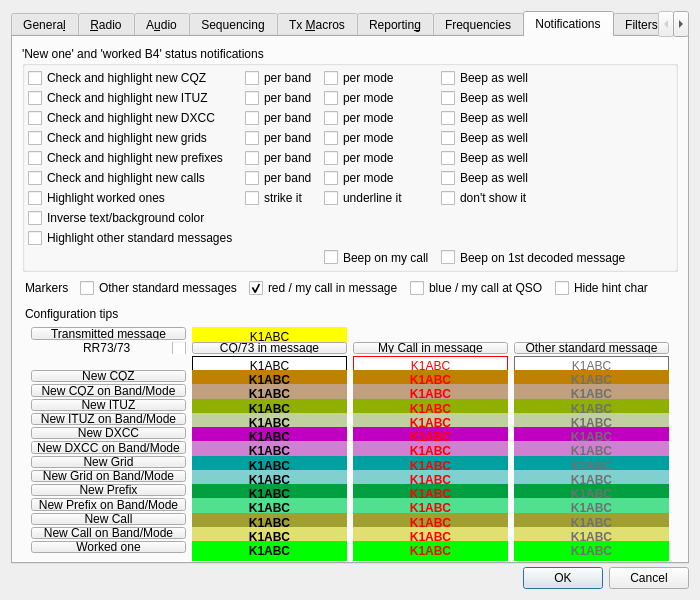
Old version of the form Configuration.ui in the repository ce3tsk/jtdx_contest.
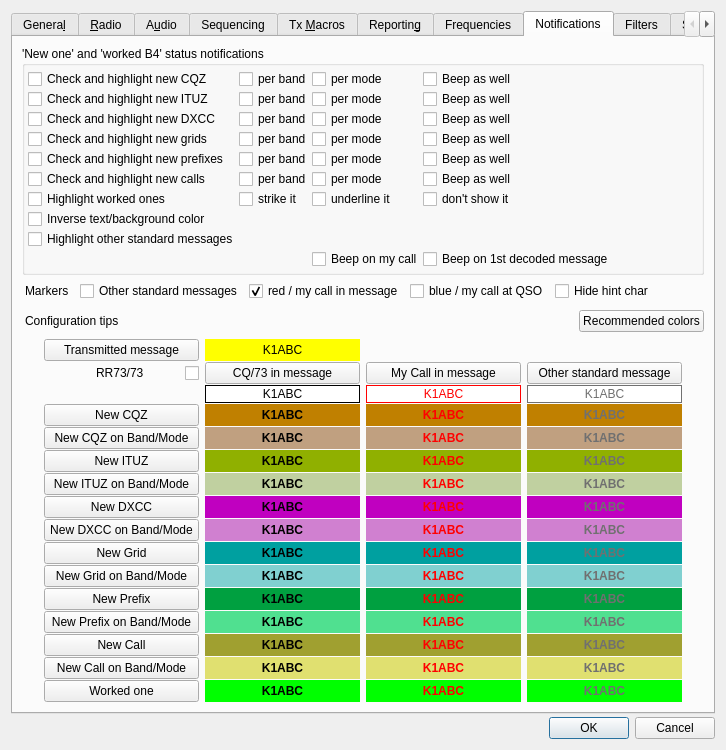
New version of the form. The open tabs and pages were chosen to show the change.

The edit to the form file:
```diff
--- a/Configuration.ui
+++ b/Configuration.ui
@@ -7,7 +7,7 @@
     <x>0</x>
     <y>0</y>
     <width>700</width>
-    <height>600</height>
+    <height>640</height>
    </rect>
   </property>
   <property name="sizePolicy">
@@ -18,8 +18,8 @@
   </property>
   <property name="minimumSize">
    <size>
-    <width>686</width>
-    <height>586</height>
+    <width>0</width>
+    <height>0</height>
    </size>
   </property>
   <property name="windowTitle">
@@ -3311,12 +3311,12 @@
              <number>3</number>
             </property>
             <property name="verticalSpacing">
-             <number>6</number>
+             <number>3</number>
             </property>
             <item row="0" column="0">
              <layout class="QGridLayout" name="gridLayout_19">
               <property name="verticalSpacing">
-               <number>2</number>
+               <number>0</number>
               </property>
               <item row="0" column="0">
                <widget class="QCheckBox" name="newCQZ_check_box">
@@ -3802,6 +3802,29 @@
              </property>
             </widget>
            </item>
+           <item>
+            <spacer name="horizontalSpacer_defcol">
+             <property name="orientation">
+              <enum>Qt::Horizontal</enum>
+             </property>
+             <property name="sizeHint" stdset="0">
+              <size>
+               <width>20</width>
+               <height>5</height>
+              </size>
+             </property>
+            </spacer>
+           </item>
+           <item>
+            <widget class="QPushButton" name="pbDefaultColors">
+             <property name="toolTip">
+              <string>&lt;html&gt;&lt;head/&gt;&lt;body&gt;&lt;p&gt;Restore the recommended notification colors for &lt;b&gt;both&lt;/b&gt; the light and the dark style.&lt;/p&gt;&lt;p&gt;Every text color has been checked against every background it can appear on, so nothing ends up unreadable - a message calling you on a new DXCC row, for instance.&lt;/p&gt;&lt;p&gt;Takes effect when the settings are accepted.&lt;/p&gt;&lt;/body&gt;&lt;/html&gt;</string>
+             </property>
+             <property name="text">
+              <string>Recommended colors</string>
+             </property>
+            </widget>
+           </item>
           </layout>
          </item>
          <item>
@@ -3835,7 +3858,7 @@
            <item>
             <layout class="QGridLayout" name="gridLayout_13">
              <property name="verticalSpacing">
-              <number>2</number>
+              <number>1</number>
              </property>
              <item row="0" column="0">
               <widget class="QPushButton" name="pbTxMsg">
@@ -3855,7 +3878,7 @@
                <property name="minimumSize">
                 <size>
                  <width>80</width>
-                 <height>20</height>
+                 <height>18</height>
                 </size>
                </property>
                <property name="styleSheet">
@@ -3935,7 +3958,7 @@
                <property name="minimumSize">
                 <size>
                  <width>80</width>
-                 <height>20</height>
+                 <height>18</height>
                 </size>
                </property>
                <property name="styleSheet">
@@ -3957,7 +3980,7 @@
                <property name="minimumSize">
                 <size>
                  <width>80</width>
-                 <height>20</height>
+                 <height>18</height>
                 </size>
                </property>
                <property name="styleSheet">
@@ -3979,7 +4002,7 @@
                <property name="minimumSize">
                 <size>
                  <width>80</width>
-                 <height>20</height>
+                 <height>18</height>
                 </size>
                </property>
                <property name="styleSheet">
@@ -4014,7 +4037,7 @@
                <property name="minimumSize">
                 <size>
                  <width>80</width>
-                 <height>20</height>
+                 <height>18</height>
                 </size>
                </property>
                <property name="styleSheet">
@@ -4033,7 +4056,7 @@
                <property name="minimumSize">
                 <size>
                  <width>80</width>
-                 <height>20</height>
+                 <height>18</height>
                 </size>
                </property>
                <property name="styleSheet">
@@ -4052,7 +4075,7 @@
                <property name="minimumSize">
                 <size>
                  <width>80</width>
-                 <height>20</height>
+                 <height>18</height>
                 </size>
                </property>
                <property name="styleSheet">
@@ -4084,7 +4107,7 @@
                <property name="minimumSize">
                 <size>
                  <width>80</width>
-                 <height>20</height>
+                 <height>18</height>
                 </size>
                </property>
                <property name="styleSheet">
@@ -4103,7 +4126,7 @@
                <property name="minimumSize">
                 <size>
                  <width>80</width>
-                 <height>20</height>
+                 <height>18</height>
                 </size>
                </property>
                <property name="styleSheet">
@@ -4122,7 +4145,7 @@
                <property name="minimumSize">
                 <size>
                  <width>80</width>
-                 <height>20</height>
+                 <height>18</height>
                 </size>
                </property>
                <property name="styleSheet">
@@ -4154,7 +4177,7 @@
                <property name="minimumSize">
                 <size>
                  <width>80</width>
-                 <height>20</height>
+                 <height>18</height>
                 </size>
                </property>
                <property name="styleSheet">
@@ -4173,7 +4196,7 @@
                <property name="minimumSize">
                 <size>
                  <width>80</width>
-                 <height>20</height>
+                 <height>18</height>
                 </size>
                </property>
                <property name="styleSheet">
@@ -4192,7 +4215,7 @@
                <property name="minimumSize">
                 <size>
                  <width>80</width>
-                 <height>20</height>
+                 <height>18</height>
                 </size>
                </property>
                <property name="styleSheet">
@@ -4224,7 +4247,7 @@
                <property name="minimumSize">
                 <size>
                  <width>80</width>
-                 <height>20</height>
+                 <height>18</height>
                 </size>
                </property>
                <property name="styleSheet">
@@ -4243,7 +4266,7 @@
                <property name="minimumSize">
                 <size>
                  <width>80</width>
-                 <height>20</height>
+                 <height>18</height>
                 </size>
                </property>
                <property name="styleSheet">
@@ -4262,7 +4285,7 @@
                <property name="minimumSize">
                 <size>
                  <width>80</width>
-                 <height>20</height>
+                 <height>18</height>
                 </size>
                </property>
                <property name="styleSheet">
@@ -4294,7 +4317,7 @@
                <property name="minimumSize">
                 <size>
                  <width>80</width>
-                 <height>20</height>
+                 <height>18</height>
                 </size>
                </property>
                <property name="styleSheet">
@@ -4313,7 +4336,7 @@
                <property name="minimumSize">
                 <size>
                  <width>80</width>
-                 <height>20</height>
+                 <height>18</height>
                 </size>
                </property>
                <property name="styleSheet">
@@ -4332,7 +4355,7 @@
                <property name="minimumSize">
                 <size>
                  <width>80</width>
-                 <height>20</height>
+                 <height>18</height>
                 </size>
                </property>
                <property name="styleSheet">
@@ -4364,7 +4387,7 @@
                <property name="minimumSize">
                 <size>
                  <width>80</width>
-                 <height>20</height>
+                 <height>18</height>
                 </size>
                </property>
                <property name="styleSheet">
@@ -4383,7 +4406,7 @@
                <property name="minimumSize">
                 <size>
                  <width>80</width>
-                 <height>20</height>
+                 <height>18</height>
                 </size>
                </property>
                <property name="styleSheet">
@@ -4402,7 +4425,7 @@
                <property name="minimumSize">
                 <size>
                  <width>80</width>
-                 <height>20</height>
+                 <height>18</height>
                 </size>
                </property>
                <property name="styleSheet">
@@ -4434,7 +4457,7 @@
                <property name="minimumSize">
                 <size>
                  <width>80</width>
-                 <height>20</height>
+                 <height>18</height>
                 </size>
                </property>
                <property name="styleSheet">
@@ -4453,7 +4476,7 @@
                <property name="minimumSize">
                 <size>
                  <width>80</width>
-                 <height>20</height>
+                 <height>18</height>
                 </size>
                </property>
                <property name="styleSheet">
@@ -4472,7 +4495,7 @@
                <property name="minimumSize">
                 <size>
                  <width>80</width>
-                 <height>20</height>
+                 <height>18</height>
                 </size>
                </property>
                <property name="styleSheet">
@@ -4504,7 +4527,7 @@
                <property name="minimumSize">
                 <size>
                  <width>80</width>
-                 <height>20</height>
+                 <height>18</height>
                 </size>
                </property>
                <property name="styleSheet">
@@ -4523,7 +4546,7 @@
                <property name="minimumSize">
                 <size>
                  <width>80</width>
-                 <height>20</height>
+                 <height>18</height>
                 </size>
                </property>
                <property name="styleSheet">
@@ -4542,7 +4565,7 @@
                <property name="minimumSize">
                 <size>
                  <width>80</width>
-                 <height>20</height>
+                 <height>18</height>
                 </size>
                </property>
                <property name="styleSheet">
@@ -4574,7 +4597,7 @@
                <property name="minimumSize">
                 <size>
                  <width>80</width>
-                 <height>20</height>
+                 <height>18</height>
                 </size>
                </property>
                <property name="styleSheet">
@@ -4593,7 +4616,7 @@
                <property name="minimumSize">
                 <size>
                  <width>80</width>
-                 <height>20</height>
+                 <height>18</height>
                 </size>
                </property>
                <property name="styleSheet">
@@ -4612,7 +4635,7 @@
                <property name="minimumSize">
                 <size>
                  <width>80</width>
-                 <height>20</height>
+                 <height>18</height>
                 </size>
                </property>
                <property name="styleSheet">
@@ -4644,7 +4667,7 @@
                <property name="minimumSize">
                 <size>
                  <width>80</width>
-                 <height>20</height>
+                 <height>18</height>
                 </size>
                </property>
                <property name="styleSheet">
@@ -4663,7 +4686,7 @@
                <property name="minimumSize">
                 <size>
                  <width>80</width>
-                 <height>20</height>
+                 <height>18</height>
                 </size>
                </property>
                <property name="styleSheet">
@@ -4682,7 +4705,7 @@
                <property name="minimumSize">
                 <size>
                  <width>80</width>
-                 <height>20</height>
+                 <height>18</height>
                 </size>
                </property>
                <property name="styleSheet">
@@ -4714,7 +4737,7 @@
                <property name="minimumSize">
                 <size>
                  <width>80</width>
-                 <height>20</height>
+                 <height>18</height>
                 </size>
                </property>
                <property name="styleSheet">
@@ -4733,7 +4756,7 @@
                <property name="minimumSize">
                 <size>
                  <width>80</width>
-                 <height>20</height>
+                 <height>18</height>
                 </size>
                </property>
                <property name="styleSheet">
@@ -4752,7 +4775,7 @@
                <property name="minimumSize">
                 <size>
                  <width>80</width>
-                 <height>20</height>
+                 <height>18</height>
                 </size>
                </property>
                <property name="styleSheet">
@@ -4784,7 +4807,7 @@
                <property name="minimumSize">
                 <size>
                  <width>80</width>
-                 <height>20</height>
+                 <height>18</height>
                 </size>
                </property>
                <property name="styleSheet">
@@ -4803,7 +4826,7 @@
                <property name="minimumSize">
                 <size>
                  <width>80</width>
-                 <height>20</height>
+                 <height>18</height>
                 </size>
                </property>
                <property name="styleSheet">
@@ -4822,7 +4845,7 @@
                <property name="minimumSize">
                 <size>
                  <width>80</width>
-                 <height>20</height>
+                 <height>18</height>
                 </size>
                </property>
                <property name="styleSheet">
@@ -4857,7 +4880,7 @@
                <property name="minimumSize">
                 <size>
                  <width>80</width>
-                 <height>20</height>
+                 <height>18</height>
                 </size>
                </property>
                <property name="styleSheet">
@@ -4876,7 +4899,7 @@
                <property name="minimumSize">
                 <size>
                  <width>80</width>
-                 <height>20</height>
+                 <height>18</height>
                 </size>
                </property>
                <property name="styleSheet">
@@ -4895,7 +4918,7 @@
                <property name="minimumSize">
                 <size>
                  <width>80</width>
-                 <height>20</height>
+                 <height>18</height>
                 </size>
                </property>
                <property name="styleSheet">
```
